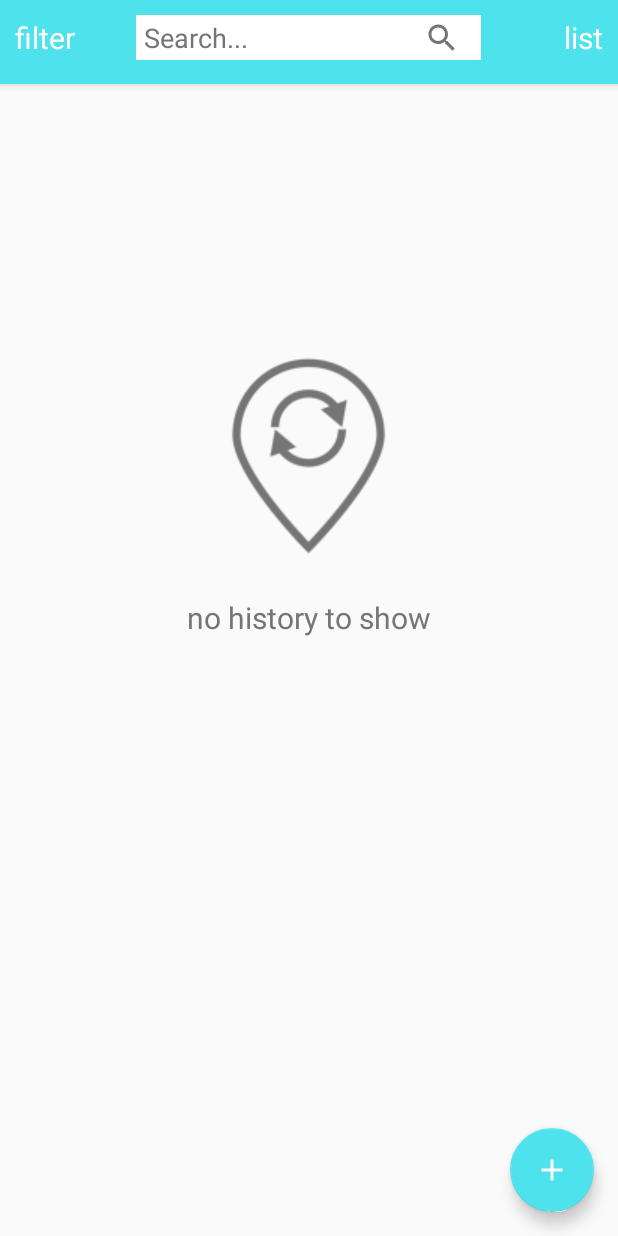
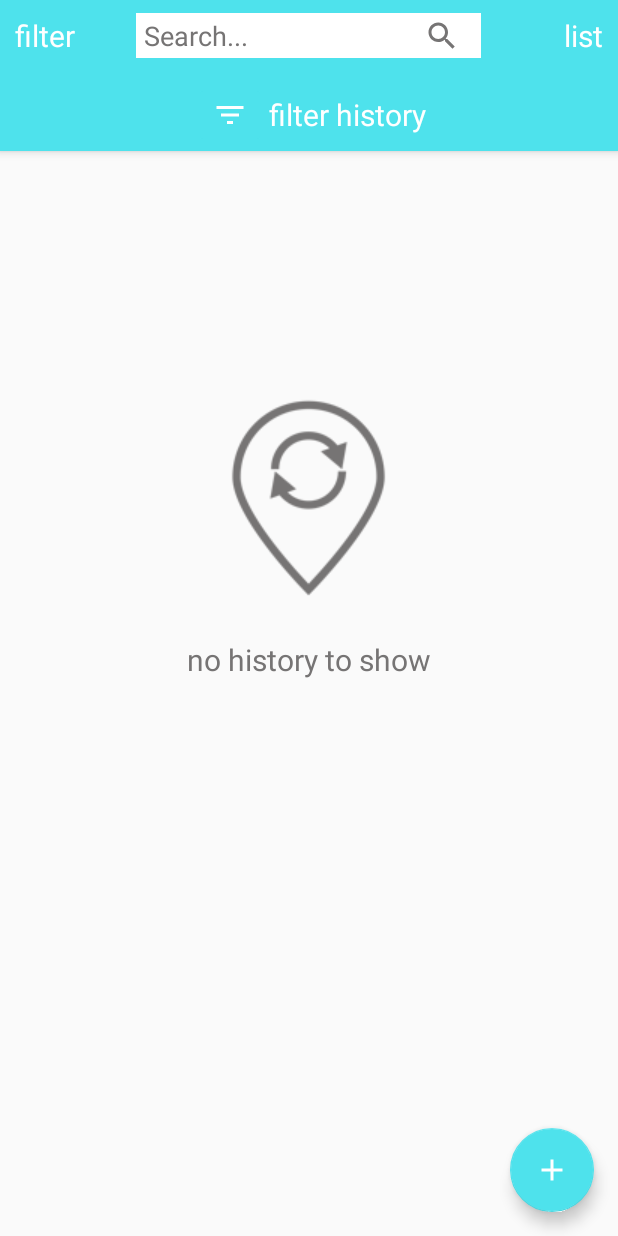
Before and after one commit to kelseykerr/uxta-android, an Android app: the fragment HistoryFragment placed in its activity, on a phone screen of 412 x 824 dp. Run offline under Robolectric (Android 15) with nearby library versions, the phone set to English and light mode, and no system bars; libraries missing offline, so code that uses them is left out: com.beardedhen.androidbootstrap, com.bignerdranch.expandablerecyclerview, com.roughike.bottombar; network calls fail; pictures from the network do not load; 15 statements that could not run were skipped.

Commit message:
filter history

```diff
--- a/app/src/main/java/layout/HistoryFragment.java
+++ b/app/src/main/java/layout/HistoryFragment.java
@@ -62,11 +62,17 @@ public class HistoryFragment extends Fragment {
     public ScrollView parentScroll;
     private View view;
     private RelativeLayout noHistoryLayout;
+    private RelativeLayout spinnerScreen;
     public static String snackbarMessage = null;
     private static ViewRequestFragment viewRequestFragment;
     private static ViewTransactionFragment viewTransactionFragment;
     public static ExchangeCodeDialogFragment exchangeCodeDialogFragment;
     public static ConfirmChargeDialogFragment confirmChargeDialogFragment;
+    public static Boolean showTransactions = true;
+    public static Boolean showRequests = true;
+    public static Boolean showOffers = true;
+    public static Boolean showStatusOpen = true;
+    public static Boolean showStatusClosed = true;
 
     private OnFragmentInteractionListener mListener;
 
@@ -106,8 +112,9 @@ public class HistoryFragment extends Fragment {
         requestHistoryList.setLayoutManager(llm);
         this.view = view;
         noHistoryLayout = (RelativeLayout) view.findViewById(R.id.no_history_layout);
+        spinnerScreen = (RelativeLayout) view.findViewById(R.id.spinner_screen);
+        parentScroll = (ScrollView) view.findViewById(R.id.history_parent_scrollview);
         getHistory(this);
-        parentScroll = (ScrollView) view.findViewById(R.id.history_parent_scrollview);
         if (snackbarMessage != null) {
             Snackbar snackbar = Snackbar
                     .make(view, snackbarMessage, Constants.LONG_SNACK);
@@ -284,7 +291,11 @@ public class HistoryFragment extends Fragment {
     }
 
     public void getHistory(final HistoryFragment thisFragment) {
+        parentScroll.setVisibility(View.GONE);
+        noHistoryLayout.setVisibility(View.GONE);
+        spinnerScreen.setVisibility(View.VISIBLE);
         if (!MainActivity.isNetworkConnected()) {
+            parentScroll.setVisibility(View.VISIBLE);
             showNoNetworkSnack();
             return;
         }
@@ -292,7 +303,44 @@ public class HistoryFragment extends Fragment {
             @Override
             protected Void doInBackground(Void... params) {
                 try {
-                    URL url = new URL(Constants.NEARBY_API_PATH + "/users/me/history");
+                    String typesQuery = null;
+                    if (HistoryFragment.showTransactions) {
+                        typesQuery = "types=transactions";
+                    }
+                    if (HistoryFragment.showOffers) {
+                        if (typesQuery == null) {
+                            typesQuery = "types=offers";
+                        } else {
+                            typesQuery += "&types=offers";
+                        }
+                    }
+                    if (HistoryFragment.showRequests) {
+                        if (typesQuery == null) {
+                            typesQuery = "types=requests";
+                        } else {
+                            typesQuery += "&types=requests";
+                        }
+                    }
+                    String statusQuery = null;
+                    if (HistoryFragment.showStatusClosed) {
+                        statusQuery = "status=closed";
+                    }
+                    if (HistoryFragment.showStatusOpen) {
+                        if (statusQuery == null) {
+                            statusQuery = "status=open";
+                        } else {
+                            statusQuery += "&status=open";
+                        }
+                    }
+                    String queryString = "";
+                    if (typesQuery != null && statusQuery != null) {
+                        queryString = "?" + typesQuery + "&" + statusQuery;
+                    } else if (typesQuery != null) {
+                        queryString = "?" + typesQuery;
+                    } else if (statusQuery != null) {
+                        queryString = "?" + statusQuery;
+                    }
+                    URL url = new URL(Constants.NEARBY_API_PATH + "/users/me/history" + queryString);
                     HttpURLConnection conn = (HttpURLConnection) url.openConnection();
                     conn.setReadTimeout(10000);
                     conn.setConnectTimeout(30000);
@@ -322,9 +370,12 @@ public class HistoryFragment extends Fragment {
             @Override
             protected void onPostExecute(Void result) {
                 parentObjs = new ArrayList<>();
+                spinnerScreen.setVisibility(View.GONE);
                 if (recentHistory == null || recentHistory.size() == 0) {
                     noHistoryLayout.setVisibility(View.VISIBLE);
+                    parentScroll.setVisibility(View.GONE);
                 } else {
+                    parentScroll.setVisibility(View.VISIBLE);
                     noHistoryLayout.setVisibility(View.GONE);
                 }
                 for (History h : recentHistory) {
--- a/app/src/main/java/layout/HomeFragment.java
+++ b/app/src/main/java/layout/HomeFragment.java
@@ -591,7 +591,7 @@ public class HomeFragment extends Fragment implements OnMapReadyCallback,
 
     public void displayNoNewRequestSnackbar() {
         Snackbar snack = Snackbar.make(view.getRootView(), "Please add payment information to your account",
-                Constants.LONG_SNACK)
+                Snackbar.LENGTH_LONG)
                 .setAction("update account", new View.OnClickListener() {
                     @Override
                     public void onClick(View view) {
--- a/app/src/main/java/layout/ViewOfferDialogFragment.java
+++ b/app/src/main/java/layout/ViewOfferDialogFragment.java
@@ -114,8 +114,6 @@ public class ViewOfferDialogFragment extends DialogFragment implements AdapterVi
     public View onCreateView(LayoutInflater inflater, ViewGroup container,
                              Bundle savedInstanceState) {
         user = PrefUtils.getCurrentUser(context);
-        ((MainActivity) getActivity()).updateStatusBarColor(getResources().getColor(R.color.colorPrimary));
-
         View view = inflater.inflate(R.layout.fragment_view_offer_dialog, container, false);
         pickupTimeLayout = (TextInputLayout) view.findViewById(R.id.pickup_time_layout);
         pickupTimeLayout.setErrorEnabled(true);
--- a/app/src/main/java/superstartupteam/nearby/Constants.java
+++ b/app/src/main/java/superstartupteam/nearby/Constants.java
@@ -26,6 +26,8 @@ public class Constants {
 
     public static final int FPPR_SUBMIT_FILTERS = 102;
 
+    public static final int FPPR_HISTORY_FILTERS = 103;
+
     public static final String GOOGLE_AUTH_METHOD = "google";
 
     public static final String FB_AUTH_METHOD = "facebook";
--- a/app/src/main/java/superstartupteam/nearby/HistoryCardAdapter.java
+++ b/app/src/main/java/superstartupteam/nearby/HistoryCardAdapter.java
@@ -201,6 +201,7 @@ public class HistoryCardAdapter extends RecyclerView.Adapter<HistoryCardAdapter.
         });
         if (!resp.getResponseStatus().equals(Response.Status.CLOSED)) {
             requestViewHolder.moreSwipe.setVisibility(View.VISIBLE);
+            requestViewHolder.moreSwipe.setText("edit");
             requestViewHolder.moreSwipe.setOnClickListener(new View.OnClickListener() {
                 @Override
                 public void onClick(View view) {
--- a/app/src/main/java/superstartupteam/nearby/MainActivity.java
+++ b/app/src/main/java/superstartupteam/nearby/MainActivity.java
@@ -66,6 +66,7 @@ import layout.AccountFragment;
 import layout.ExchangeCodeDialogFragment;
 import layout.ExchangeOverrideDialogFragment;
 import layout.FiltersDialogFragment;
+import layout.HistoryFiltersDialogFragment;
 import layout.HistoryFragment;
 import layout.HomeFragment;
 import layout.NewOfferDialogFragment;
@@ -95,6 +96,7 @@ public class MainActivity extends AppCompatActivity
         ExchangeCodeDialogFragment.OnFragmentInteractionListener,
         ExchangeOverrideDialogFragment.OnFragmentInteractionListener,
         FiltersDialogFragment.OnFragmentInteractionListener,
+        HistoryFiltersDialogFragment.OnFragmentInteractionListener,
         PaymentDialogFragment.OnFragmentInteractionListener,
         PaymentDestinationDialogFragment.OnFragmentInteractionListener,
         PaymentDetailsDialogFragment.OnFragmentInteractionListener,
@@ -106,8 +108,8 @@ public class MainActivity extends AppCompatActivity
     private BottomBar mBottomBar;
     private Integer currentMenuItem;
     private TextView listMapText;
-    //private RelativeLayout toolbarLine1;
     private RelativeLayout toolbarLine2;
+    private RelativeLayout toolbarHistory;
     private EditText searchBar;
     private ImageButton searchBtn;
     private String snackbarMessage;
@@ -216,6 +218,7 @@ public class MainActivity extends AppCompatActivity
 
         toolbar = (Toolbar) findViewById(R.id.tool_bar); // Attaching the layout to the toolbar object
         toolbarLine2 = (RelativeLayout) findViewById(R.id.toolbar_line_2);
+        toolbarHistory = (RelativeLayout) findViewById(R.id.toolbar_history_filter);
         searchBar = (EditText) findViewById(R.id.search_bar);
         setSearchBarDone();
         searchBtn = (ImageButton) findViewById(R.id.search_button);
@@ -379,12 +382,20 @@ public class MainActivity extends AppCompatActivity
         newFragment.show(getFragmentManager(), "dialog");
     }
 
+    public void filterHistory(View view) {
+        DialogFragment newFragment = HistoryFiltersDialogFragment
+                .newInstance();
+        newFragment.show(getFragmentManager(), "dialog");
+    }
+
     public void setmBottomBarListener() {
         mBottomBar.setOnMenuTabClickListener(new OnMenuTabClickListener() {
             @Override
             public void onMenuTabSelected(@IdRes int menuItemId) {
                 if (menuItemId == R.id.bottomBarHomeItem) {
                     toolbar.setVisibility(View.VISIBLE);
+                    toolbarLine2.setVisibility(View.VISIBLE);
+                    toolbarHistory.setVisibility(View.GONE);
                     HomeFragment homeFragment = (HomeFragment) fragmentManager.findFragmentByTag(Constants.HOME_FRAGMENT_TAG);
                     if (homeFragment != null) {
                         homeFragment.getRequests(null);
@@ -414,7 +425,9 @@ public class MainActivity extends AppCompatActivity
                     }
                     hideOtherFragments(Constants.ACCOUNT_FRAGMENT_TAG, R.animator.exit_to_right);
                 } else {
-                    toolbar.setVisibility(View.GONE);
+                    toolbar.setVisibility(View.VISIBLE);
+                    toolbarLine2.setVisibility(View.GONE);
+                    toolbarHistory.setVisibility(View.VISIBLE);
                     reselectHistory(menuItemId);
                     int secondAnim = currentMenuItem != null && currentMenuItem < menuItemId ? R.animator.exit_to_right : R.animator.exit_to_left;
                     hideOtherFragments(Constants.HISTORY_FRAGMENT_TAG, secondAnim);
@@ -504,7 +517,6 @@ public class MainActivity extends AppCompatActivity
     }
 
     private int selectHistoryFragment(int menuItemId) {
-        //toolbarLine2.setVisibility(View.GONE);
         int firstAnim = currentMenuItem != null && currentMenuItem < menuItemId ? R.animator.enter_from_left : R.animator.enter_from_right;
         int secondAnim = currentMenuItem != null && currentMenuItem < menuItemId ? R.animator.exit_to_right : R.animator.exit_to_left;
         HistoryFragment historyFragment = (HistoryFragment) fragmentManager.findFragmentByTag(Constants.HISTORY_FRAGMENT_TAG);
@@ -545,10 +557,12 @@ public class MainActivity extends AppCompatActivity
     public void onFragmentInteraction(Uri url, String nextFragment, int fragmentPostProcessingRequest) {
 
         Log.i("MainActivity", "onFragmentInteraction> arg = " + nextFragment);
-
-       if (fragmentPostProcessingRequest == Constants.FPPR_SUBMIT_FILTERS) {
+        if (fragmentPostProcessingRequest == Constants.FPPR_SUBMIT_FILTERS) {
             HomeFragment homeFragment = (HomeFragment) fragmentManager.findFragmentByTag(Constants.HOME_FRAGMENT_TAG);
             homeFragment.getRequests(null);
+        } else if (fragmentPostProcessingRequest == Constants.FPPR_HISTORY_FILTERS) {
+            HistoryFragment historyFragment = (HistoryFragment) fragmentManager.findFragmentByTag(Constants.HISTORY_FRAGMENT_TAG);
+            historyFragment.getHistory(historyFragment);
         }
     }
 
@@ -671,13 +685,13 @@ public class MainActivity extends AppCompatActivity
 
         try {
             gpsEnabled = locationMgr.isProviderEnabled(LocationManager.GPS_PROVIDER);
-        } catch(Exception ex) {
+        } catch (Exception ex) {
             Log.e(TAG, "couldn't check if gps is enabled, go error: " + ex.getMessage());
         }
 
         try {
             networkEnabled = locationMgr.isProviderEnabled(LocationManager.NETWORK_PROVIDER);
-        } catch(Exception ex) {
+        } catch (Exception ex) {
             Log.e(TAG, "couldn't check if network location is enabled, go error: " + ex.getMessage());
         }
         return gpsEnabled || networkEnabled;
@@ -756,7 +770,7 @@ public class MainActivity extends AppCompatActivity
         }
     }
 
-    public void updateStatusBarColor(int color){
+    public void updateStatusBarColor(int color) {
         if (Build.VERSION.SDK_INT >= Build.VERSION_CODES.LOLLIPOP) {
             Window window = getWindow();
             window.addFlags(WindowManager.LayoutParams.FLAG_DRAWS_SYSTEM_BAR_BACKGROUNDS);
--- /dev/null
+++ b/app/src/main/res/drawable/ic_filter_list_black_24dp.xml
@@ -0,0 +1,9 @@
+<vector xmlns:android="http://schemas.android.com/apk/res/android"
+        android:width="24dp"
+        android:height="24dp"
+        android:viewportWidth="24.0"
+        android:viewportHeight="24.0">
+    <path
+        android:fillColor="#FF000000"
+        android:pathData="M10,18h4v-2h-4v2zM3,6v2h18L21,6L3,6zM6,13h12v-2L6,11v2z"/>
+</vector>
--- a/app/src/main/res/layout/fragment_history.xml
+++ b/app/src/main/res/layout/fragment_history.xml
@@ -8,8 +8,27 @@
     tools:context="layout.AccountFragment">
 
     <RelativeLayout
+        android:id="@+id/spinner_screen"
+        android:layout_width="match_parent"
+        android:layout_height="match_parent"
+        android:visibility="gone">
+
+        <ProgressBar
+            android:id="@+id/loading_spinner"
+            style="@style/Base.Widget.AppCompat.ProgressBar"
+            android:layout_width="match_parent"
+            android:layout_height="wrap_content"
+            android:layout_centerHorizontal="true"
+            android:layout_marginTop="125dp"
+            android:indeterminate="true"
+            android:indeterminateTint="@color/colorPrimary"
+            android:indeterminateTintMode="src_atop" />
+    </RelativeLayout>
+
+    <RelativeLayout
         android:id="@+id/no_history_layout"
         android:visibility="gone"
+        android:layout_marginTop="55dp"
         android:layout_width="match_parent"
         android:layout_height="match_parent">
 
@@ -40,6 +59,7 @@
     <ScrollView xmlns:android="http://schemas.android.com/apk/res/android"
         android:layout_width="match_parent"
         android:focusable="true"
+        android:layout_marginTop="55dp"
         android:id="@+id/history_parent_scrollview"
         android:focusableInTouchMode="true"
         android:descendantFocusability="beforeDescendants"
--- a/app/src/main/res/layout/tool_bar.xml
+++ b/app/src/main/res/layout/tool_bar.xml
@@ -80,6 +80,40 @@
 
         </RelativeLayout>
 
+        <RelativeLayout
+            android:id="@+id/toolbar_history_filter"
+            android:layout_below="@id/toolbar_line_2"
+            android:layout_width="match_parent"
+            android:layout_height="wrap_content"
+            android:layout_centerHorizontal="true"
+            android:gravity="center_horizontal"
+            android:descendantFocusability="beforeDescendants"
+            android:focusableInTouchMode="true">
+
+            <ImageButton
+                android:id="@+id/filter_image"
+                android:layout_width="wrap_content"
+                android:backgroundTint="@color/colorPrimary"
+                android:tint="@color/white"
+                android:onClick="filterHistory"
+                android:layout_height="wrap_content"
+                android:src="@drawable/ic_filter_list_black_24dp"
+                android:layout_centerVertical="true"
+                android:layout_margin="2dp"/>
+
+            <TextView
+                android:id="@+id/filter_history"
+                android:layout_width="wrap_content"
+                android:layout_height="wrap_content"
+                android:onClick="filterHistory"
+                android:text="filter history"
+                android:textColor="@color/white"
+                android:textSize="20sp"
+                android:layout_centerVertical="true"
+                android:layout_toEndOf="@+id/filter_image" />
+
+        </RelativeLayout>
+
 
     </RelativeLayout>
 
```
Also changed, not shown: app/src/main/java/layout/FiltersDialogFragment.java (+4 -4 lines), app/src/main/java/layout/HistoryFiltersDialogFragment.java (added, +153 -0 lines), app/src/main/res/layout/history_filters_dialog.xml (added, +136 -0 lines).
